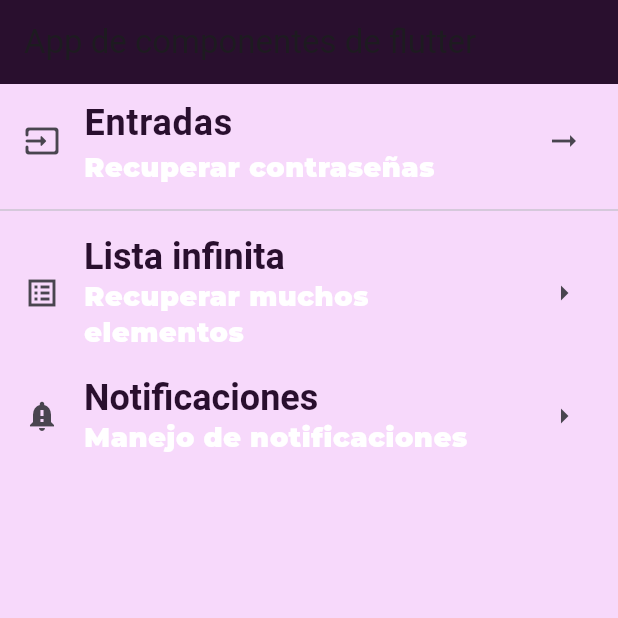
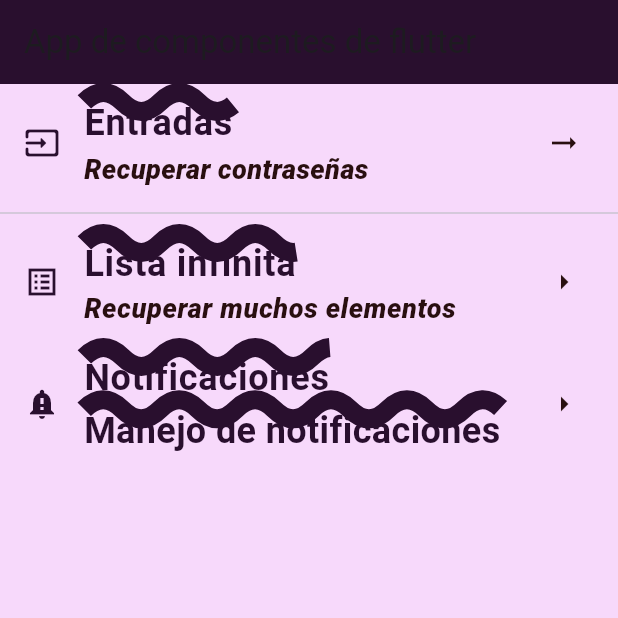
Before and after one commit to KionBreadley01/componentes_fluterr5a, a Flutter app: the screen it shows after launch, on a phone screen of 412 x 824 dp, the top half of it. Run offline on Flutter 3.47's test engine with Material 3 defaults, Android fonts, the light colour scheme and no system bars; our stand-ins replace google_fonts; Roboto replaces fonts that are missing (Acme).

Commit message:
Finishing first version of AppTheme

```diff
--- a/lib/Screens/home_screen.dart
+++ b/lib/Screens/home_screen.dart
@@ -14,34 +14,40 @@ class HomeScreen extends StatelessWidget {
           children: <Widget> [
             ListTile(
               title: Text('Entradas',
-                  style: AppTheme.lightTheme.textTheme.headlineLarge,
+              style: AppTheme.lightTheme.textTheme.headlineLarge
                   ),
               subtitle: Text('Recuperar contraseñas',
-                style: Theme.of(context).textTheme.bodySmall,
+              style: AppTheme.lightTheme.textTheme.bodySmall
                 ),
-              leading: const Icon(Icons.input_rounded),
-              trailing: const Icon(Icons.arrow_right_alt_outlined),
+              leading: const Icon(Icons.input_rounded,
+               color: AppTheme.primaryColor),
+              trailing: const Icon(Icons.arrow_right_alt_outlined,
+               color: AppTheme.secondaryColor),
             ),
             const Divider(),
             ListTile(
               title: Text('Lista infinita',
-                style: Theme.of(context).textTheme.headlineLarge,
+              style: AppTheme.lightTheme.textTheme.headlineLarge
                 ),
               subtitle: Text('Recuperar muchos elementos',
                 style: Theme.of(context).textTheme.bodySmall,
                 ),
-              leading: const Icon(Icons.list_alt_sharp),
-              trailing: const Icon(Icons.arrow_right_outlined),
+              leading: const Icon(Icons.list_alt_sharp,
+               color: AppTheme.primaryColor),
+              trailing: const Icon(Icons.arrow_right_outlined,
+               color: AppTheme. secondaryColor),
             ),
             ListTile(
               title: Text('Notificaciones',
-                style: Theme.of(context).textTheme.headlineLarge,
+              style: AppTheme.lightTheme.textTheme.headlineLarge
                 ),
               subtitle: Text('Manejo de notificaciones',
-                style: Theme.of(context).textTheme.bodySmall,
+              style: AppTheme.lightTheme.textTheme.headlineLarge
                 ),
-              leading: const Icon(Icons.notification_important),
-              trailing: const Icon(Icons.arrow_right_outlined),
+              leading: const Icon(Icons.notification_important,
+               color: AppTheme.primaryColor),
+              trailing: const Icon(Icons.arrow_right_outlined,
+               color: AppTheme.secondaryColor),
             )
             ],
           ),
--- a/lib/theme/app_theme.dart
+++ b/lib/theme/app_theme.dart
@@ -20,12 +20,18 @@ class AppTheme{
             fontSize: 24.0,
             fontWeight: FontWeight.bold,
             color:primaryColor,
+            decoration: TextDecoration.overline,
+            decorationColor: primaryColor,
+            decorationStyle: TextDecorationStyle.wavy,
+            decorationThickness: 10.8,
           ),
           //funete para texto muy pequeños
-          bodySmall: GoogleFonts.montserrat(
+            bodySmall: GoogleFonts.zenTokyoZoo(
             fontSize: 18.0,
             fontWeight: FontWeight.w900,
-            color: secundaryColor,
+            color: secondaryColor,
+            fontStyle: FontStyle.italic
+
           ),
         ),
   );
--- a/pubspec.yaml
+++ b/pubspec.yaml
@@ -9,6 +9,7 @@ environment:
 dependencies:
   flutter:
     sdk: flutter
+  google_fonts: ^6.1.0
 
 dev_dependencies:
   flutter_test:
```
Also changed, not shown: lib/Screens/infinite.dart (added, +15 -0 lines), lib/Screens/inpust.dart (added, +15 -0 lines), lib/Screens/notification.dart (added, +10 -0 lines), pubspec.lock.
